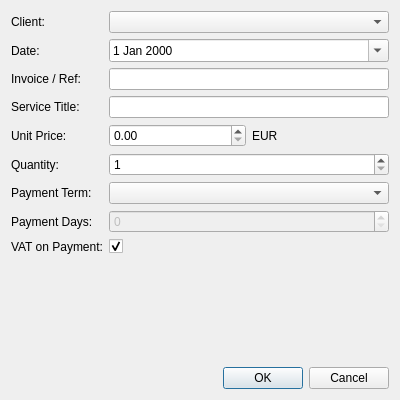
Before: the Qt Designer form AmzBooks/gui/dialogs/DialogAddSaleService.ui in icingerpower/AmzBooks, drawn with Qt 5.
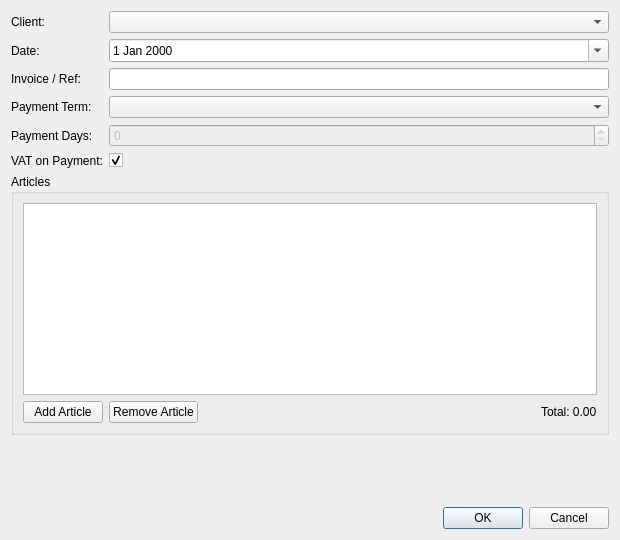
After: the same form once the commit is applied.

Commit message: Service sale can now have quantity with one digit and several lines.

The edit to the form file:
```diff
--- a/AmzBooks/gui/dialogs/DialogAddSaleService.ui
+++ b/AmzBooks/gui/dialogs/DialogAddSaleService.ui
@@ -6,8 +6,8 @@
    <rect>
     <x>0</x>
     <y>0</y>
-    <width>400</width>
-    <height>400</height>
+    <width>620</width>
+    <height>540</height>
    </rect>
   </property>
   <property name="windowTitle">
@@ -51,79 +51,23 @@
       <widget class="QLineEdit" name="lineEditReference"/>
      </item>
      <item row="3" column="0">
-      <widget class="QLabel" name="labelServiceTitle">
-       <property name="text">
-        <string>Service Title:</string>
-       </property>
-      </widget>
-     </item>
-     <item row="3" column="1">
-      <widget class="QLineEdit" name="lineEditServiceTitle"/>
-     </item>
-     <item row="4" column="0">
-      <widget class="QLabel" name="labelUnitPrice">
-       <property name="text">
-        <string>Unit Price:</string>
-       </property>
-      </widget>
-     </item>
-     <item row="4" column="1">
-      <layout class="QHBoxLayout" name="horizontalLayoutUnitPrice">
-       <item>
-        <widget class="QDoubleSpinBox" name="doubleSpinBoxUnitPrice">
-         <property name="maximum">
-          <double>9999999.990000000223517</double>
-         </property>
-        </widget>
-       </item>
-       <item>
-        <widget class="QLabel" name="labelCurrency">
-         <property name="text">
-          <string>EUR</string>
-         </property>
-        </widget>
-       </item>
-      </layout>
-     </item>
-     <item row="5" column="0">
-      <widget class="QLabel" name="labelQuantity">
-       <property name="text">
-        <string>Quantity:</string>
-       </property>
-      </widget>
-     </item>
-     <item row="5" column="1">
-      <widget class="QSpinBox" name="spinBoxQuantity">
-       <property name="minimum">
-        <number>1</number>
-       </property>
-       <property name="maximum">
-        <number>9999</number>
-       </property>
-       <property name="value">
-        <number>1</number>
-       </property>
-      </widget>
-     </item>
-     <item row="6" column="0">
       <widget class="QLabel" name="labelPaymentTerm">
        <property name="text">
         <string>Payment Term:</string>
        </property>
       </widget>
      </item>
-     <item row="6" column="1">
+     <item row="3" column="1">
       <widget class="QComboBox" name="comboBoxPaymentTerm"/>
-
      </item>
-     <item row="7" column="0">
+     <item row="4" column="0">
       <widget class="QLabel" name="labelPaymentDays">
        <property name="text">
         <string>Payment Days:</string>
        </property>
       </widget>
      </item>
-     <item row="7" column="1">
+     <item row="4" column="1">
       <widget class="QSpinBox" name="spinBoxPaymentDays">
        <property name="enabled">
         <bool>false</bool>
@@ -133,14 +77,14 @@
        </property>
       </widget>
      </item>
-     <item row="8" column="0">
+     <item row="5" column="0">
       <widget class="QLabel" name="labelVatOnPayment">
        <property name="text">
         <string>VAT on Payment:</string>
        </property>
       </widget>
      </item>
-     <item row="8" column="1">
+     <item row="5" column="1">
       <widget class="QCheckBox" name="checkBoxVatOnPayment">
        <property name="checked">
         <bool>true</bool>
@@ -149,6 +93,69 @@
      </item>
     </layout>
    </item>
+   <item>
+    <widget class="QGroupBox" name="groupBoxArticles">
+     <property name="title">
+      <string>Articles</string>
+     </property>
+     <layout class="QVBoxLayout" name="verticalLayoutArticles">
+      <item>
+       <widget class="QTableWidget" name="tableArticles">
+        <property name="minimumSize">
+         <size>
+          <width>0</width>
+          <height>130</height>
+         </size>
+        </property>
+        <property name="selectionMode">
+         <enum>QAbstractItemView::SingleSelection</enum>
+        </property>
+        <property name="selectionBehavior">
+         <enum>QAbstractItemView::SelectRows</enum>
+        </property>
+       </widget>
+      </item>
+      <item>
+       <layout class="QHBoxLayout" name="horizontalLayoutArticleButtons">
+        <item>
+         <widget class="QPushButton" name="pushButtonAddArticle">
+          <property name="text">
+           <string>Add Article</string>
+          </property>
+         </widget>
+        </item>
+        <item>
+         <widget class="QPushButton" name="pushButtonRemoveArticle">
+          <property name="text">
+           <string>Remove Article</string>
+          </property>
+         </widget>
+        </item>
+        <item>
+         <spacer name="horizontalSpacer">
+          <property name="orientation">
+           <enum>Qt::Horizontal</enum>
+          </property>
+          <property name="sizeHint" stdset="0">
+           <size>
+            <width>40</width>
+            <height>20</height>
+           </size>
+          </property>
+         </spacer>
+        </item>
+        <item>
+         <widget class="QLabel" name="labelTotal">
+          <property name="text">
+           <string>Total: 0.00</string>
+          </property>
+         </widget>
+        </item>
+       </layout>
+      </item>
+     </layout>
+    </widget>
+   </item>
    <item>
     <spacer name="verticalSpacer">
      <property name="orientation">
@@ -157,7 +164,7 @@
      <property name="sizeHint" stdset="0">
       <size>
        <width>20</width>
-       <height>40</height>
+       <height>10</height>
       </size>
      </property>
     </spacer>
```
The commit also changes 13 other files.
